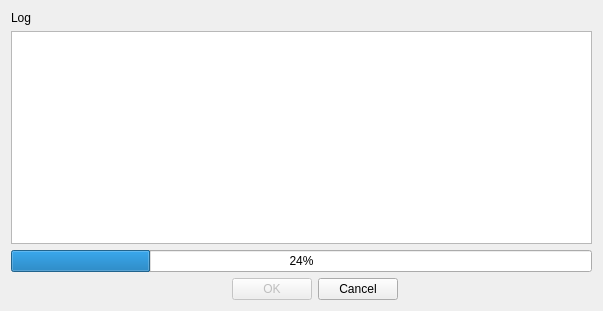
Qt form ui/qtDesigner/synthesisDialog.ui (DennisSentler/kwsCoach) before a commit.
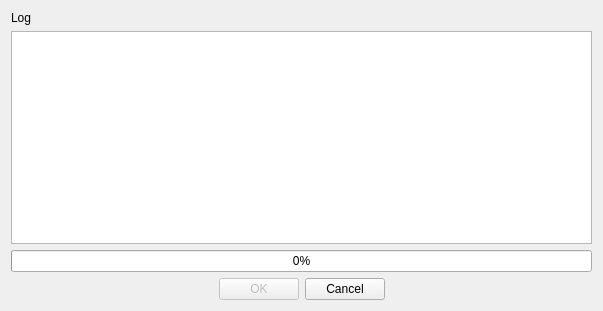
The same form after that commit.

```diff
--- a/ui/qtDesigner/synthesisDialog.ui
+++ b/ui/qtDesigner/synthesisDialog.ui
@@ -36,7 +36,7 @@
      <item row="2" column="0" colspan="2">
       <widget class="QProgressBar" name="progress_bar">
        <property name="value">
-        <number>24</number>
+        <number>0</number>
        </property>
        <property name="textVisible">
         <bool>true</bool>
@@ -52,7 +52,7 @@
        </property>
       </widget>
      </item>
-     <item row="3" column="1">
+     <item row="3" column="0" colspan="2">
       <layout class="QHBoxLayout" name="horizontalLayout">
        <item>
         <spacer name="horizontalSpacer">
@@ -72,13 +72,25 @@
          <property name="enabled">
           <bool>false</bool>
          </property>
+         <property name="minimumSize">
+          <size>
+           <width>75</width>
+           <height>0</height>
+          </size>
+         </property>
          <property name="text">
           <string>OK</string>
          </property>
         </widget>
        </item>
        <item>
-        <widget class="QPushButton" name="cancel_button">
+        <widget class="QPushButton" name="close_button">
+         <property name="minimumSize">
+          <size>
+           <width>75</width>
+           <height>0</height>
+          </size>
+         </property>
          <property name="text">
           <string>Cancel</string>
          </property>
```
Left out of the diff: 23 changed lines with no effect on the pictures.
